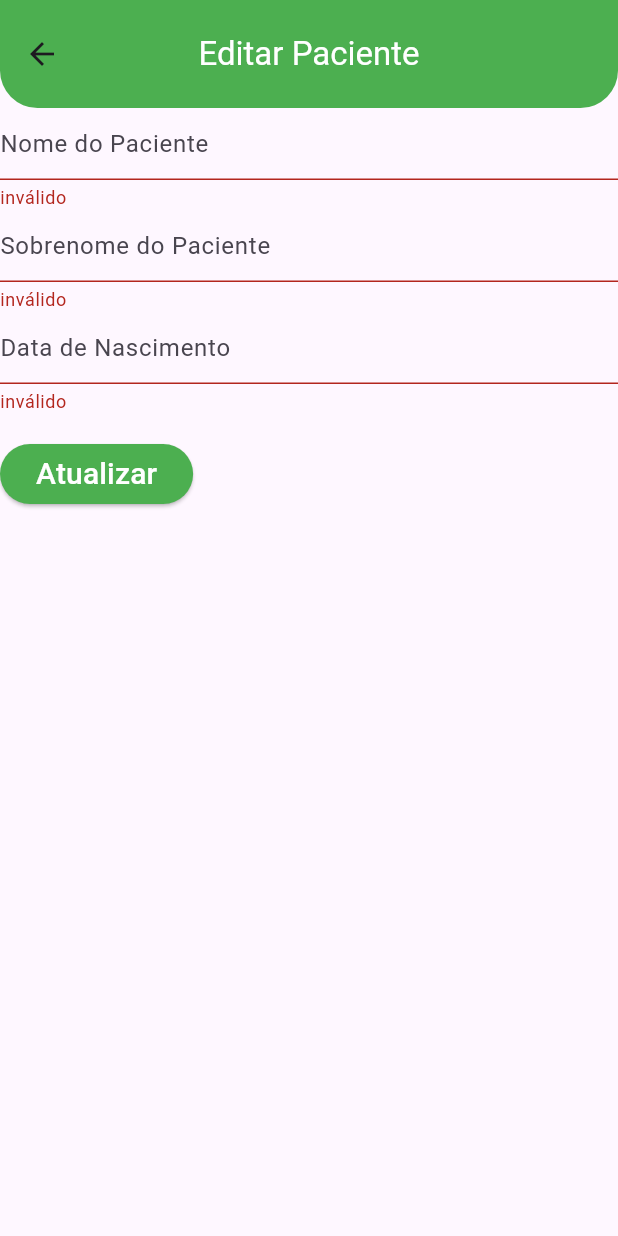
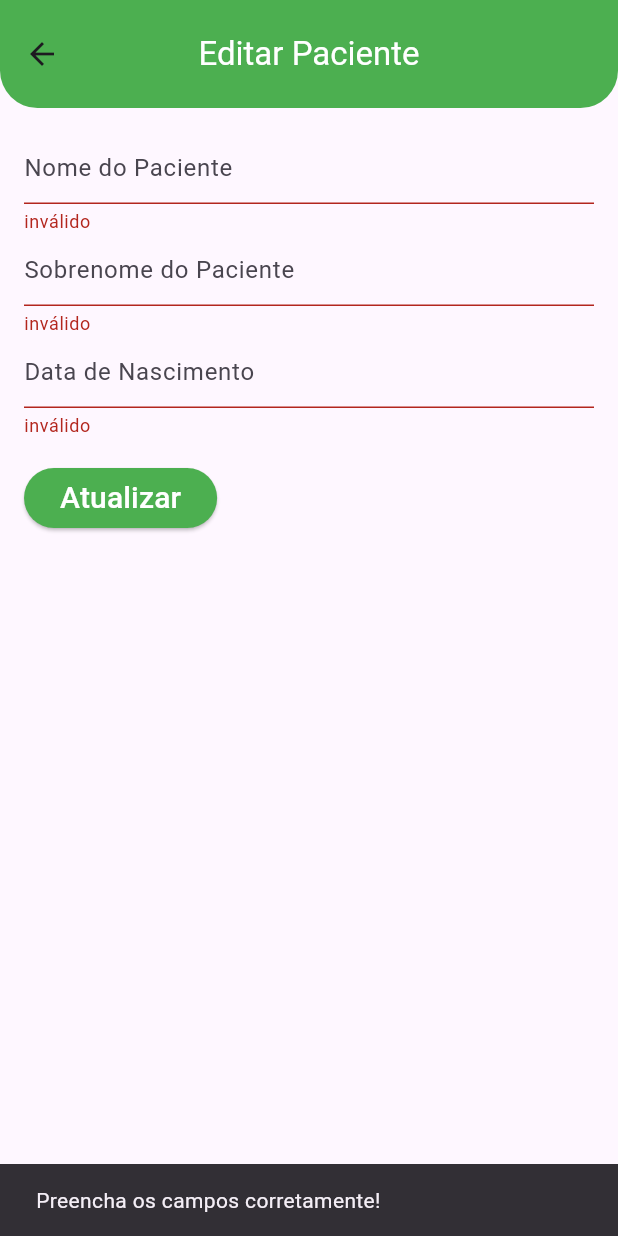
Before and after one commit to gihr0cha/app_fisio_tcc_fisioconecta, a Flutter app: the EditPaciente screen opened directly with empty values, after a tap on "Atualizar", on a phone screen of 412 x 824 dp. Run offline on Flutter 3.47's test engine with Material 3 defaults, Android fonts, the phone set to English and light mode, and no system bars; our stand-ins replace firebase_auth, firebase_core, firebase_database, go_router, pdf, printing; accounts and stored records are empty.

Commit message:
feat: Refactor CheckBoxFED and EditPaciente widgets with new logic classes for improved state management

```diff
--- /dev/null
+++ b/lib/logic/edit_paciente_logic.dart
@@ -0,0 +1,43 @@
+import 'package:firebase_database/firebase_database.dart';
+import 'package:flutter/material.dart';
+
+class EditPacienteLogic {
+  final GlobalKey<FormState> formKey = GlobalKey<FormState>();
+
+  String? nomepaciente;
+  String? sobrenomepaciente;
+  String? datanascimentopaciente;
+
+  /// Inicializa os dados do paciente a partir do mapa recebido
+  void initializePacienteData(Map<dynamic, dynamic> pacienteData) {
+    final nomeCompleto = pacienteData['nome'].split(' ');
+    nomepaciente = nomeCompleto.first;
+    sobrenomepaciente = nomeCompleto.length > 1 ? nomeCompleto.skip(1).join(' ') : '';
+    datanascimentopaciente = pacienteData['data_nascimento'];
+  }
+
+  /// Valida e salva os dados do formulário
+  bool validateAndSave(BuildContext context) {
+    final form = formKey.currentState;
+    if (form!.validate()) {
+      form.save();
+      return true;
+    }
+    ScaffoldMessenger.of(context).showSnackBar(
+      const SnackBar(content: Text('Preencha os campos corretamente!')),
+    );
+    return false;
+  }
+
+  /// Atualiza os dados do paciente no Firebase
+  Future<void> updatePaciente(Map<dynamic, dynamic> pacienteData, BuildContext context) async {
+    if (validateAndSave(context)) {
+      DatabaseReference dbRef = FirebaseDatabase.instance.ref();
+      await dbRef.child('pacientes/${pacienteData['key']}').update({
+        'nome': '$nomepaciente $sobrenomepaciente',
+        'data_nascimento': datanascimentopaciente,
+      });
+      Navigator.pop(context); // Retorna à tela anterior após a atualização
+    }
+  }
+}
--- a/lib/logic/paciente_logic.dart
+++ b/lib/logic/paciente_logic.dart
@@ -1,6 +1,5 @@
 import 'package:firebase_auth/firebase_auth.dart';
 import 'package:firebase_database/firebase_database.dart';
-import 'package:flutter/material.dart';
 
 class PacienteLogic {
   final FirebaseAuth _auth = FirebaseAuth.instance;
--- a/lib/widgets/editpaciente.dart
+++ b/lib/widgets/editpaciente.dart
@@ -1,8 +1,9 @@
 import 'package:flutter/material.dart';
-import 'package:firebase_database/firebase_database.dart';
+import '../logic/edit_paciente_logic.dart';
 
 class EditPaciente extends StatefulWidget {
   final Map<dynamic, dynamic> pacienteData;
+
   const EditPaciente({super.key, required this.pacienteData});
 
   @override
@@ -10,41 +11,12 @@ class EditPaciente extends StatefulWidget {
 }
 
 class _EditPacienteState extends State<EditPaciente> {
-  final _formKey = GlobalKey<FormState>();
-  String? nomepaciente;
-  String? sobrenomepaciente;
-  String? datanascimentopaciente;
-
-
+  final EditPacienteLogic _logic = EditPacienteLogic();
 
   @override
   void initState() {
     super.initState();
-    final nomeCompleto = widget.pacienteData['nome'].split(' ');
-    nomepaciente = nomeCompleto.first;
-    sobrenomepaciente = nomeCompleto.length > 1 ? nomeCompleto.skip(1).join(' ') : '';
-    datanascimentopaciente = widget.pacienteData['data_nascimento'];
-  }
-
-  bool validateAndSave() {
-    final form = _formKey.currentState;
-    if (form!.validate()) {
-      form.save();
-      return true;
-    } else {
-      return false;
-    }
-  }
-
-  void validateAndSubmit() async {
-    if (validateAndSave()) {
-      DatabaseReference dbRef = FirebaseDatabase.instance.ref();
-      await dbRef.child('pacientes/${widget.pacienteData['key']}').update({
-        'nome': '$nomepaciente $sobrenomepaciente',
-        'data_nascimento': datanascimentopaciente,
-      });
-      Navigator.pop(context); // Retorna à tela anterior após a atualização
-    }
+    _logic.initializePacienteData(widget.pacienteData);
   }
 
   @override
@@ -60,37 +32,42 @@ class _EditPacienteState extends State<EditPaciente> {
             bottom: Radius.circular(25),
           ),
         ),
-        title: const Text('Editar Paciente', style: TextStyle(color: Colors.white)),
+        title: const Text(
+          'Editar Paciente',
+          style: TextStyle(color: Colors.white),
+        ),
       ),
       body: Form(
-        key: _formKey,
+        key: _logic.formKey,
+        child: Padding(
+          padding: const EdgeInsets.all(16.0),
           child: Column(
             crossAxisAlignment: CrossAxisAlignment.start,
             children: <Widget>[
               TextFormField(
-              initialValue: nomepaciente,
+                initialValue: _logic.nomepaciente,
                 decoration: const InputDecoration(
                   hintText: 'Nome do Paciente',
                 ),
                 validator: (value) => value!.isEmpty ? 'inválido' : null,
-              onSaved: (newValue) => nomepaciente = newValue,
+                onSaved: (newValue) => _logic.nomepaciente = newValue,
               ),
               TextFormField(
-              initialValue: sobrenomepaciente,
+                initialValue: _logic.sobrenomepaciente,
                 decoration: const InputDecoration(
                   hintText: 'Sobrenome do Paciente',
                 ),
                 validator: (value) => value!.isEmpty ? 'inválido' : null,
-              onSaved: (newValue) => sobrenomepaciente = newValue,
+                onSaved: (newValue) => _logic.sobrenomepaciente = newValue,
               ),
               TextFormField(
-              initialValue: datanascimentopaciente,
+                initialValue: _logic.datanascimentopaciente,
                 keyboardType: TextInputType.datetime,
                 decoration: const InputDecoration(
                   hintText: 'Data de Nascimento',
                 ),
                 validator: (value) => value!.isEmpty ? 'inválido' : null,
-              onSaved: (newValue) => datanascimentopaciente = newValue,
+                onSaved: (newValue) => _logic.datanascimentopaciente = newValue,
               ),
               Padding(
                 padding: const EdgeInsets.symmetric(vertical: 16.0),
@@ -98,13 +75,18 @@ class _EditPacienteState extends State<EditPaciente> {
                   style: ElevatedButton.styleFrom(
                     backgroundColor: Colors.green,
                   ),
-                onPressed: validateAndSubmit,
-                child: const Text('Atualizar', style: TextStyle(fontSize: 20, color: Colors.white)),
+                  onPressed: () =>
+                      _logic.updatePaciente(widget.pacienteData, context),
+                  child: const Text(
+                    'Atualizar',
+                    style: TextStyle(fontSize: 20, color: Colors.white),
+                  ),
                 ),
               ),
             ],
           ),
         ),
+      ),
     );
   }
 }
```
Also changed, not shown: lib/logic/checkbox_fed_logic.dart (added, +19 -0 lines), lib/widgets/checkBoxFED.dart (+29 -23 lines). Lines whose indentation alone changed are shown as unchanged.
